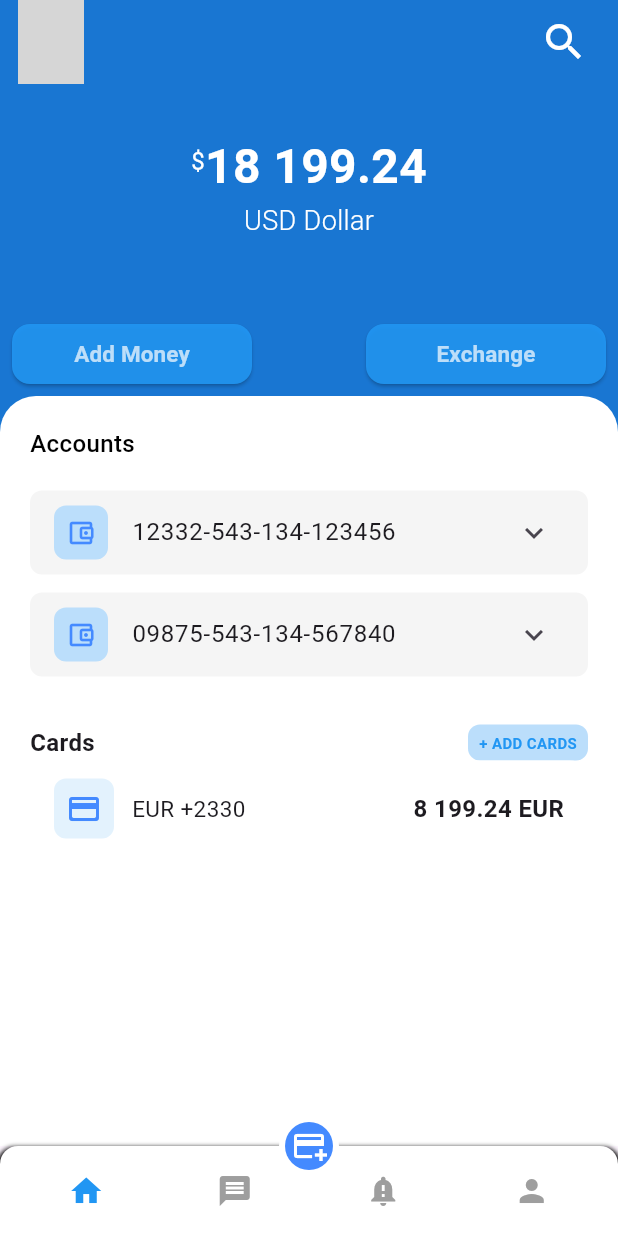
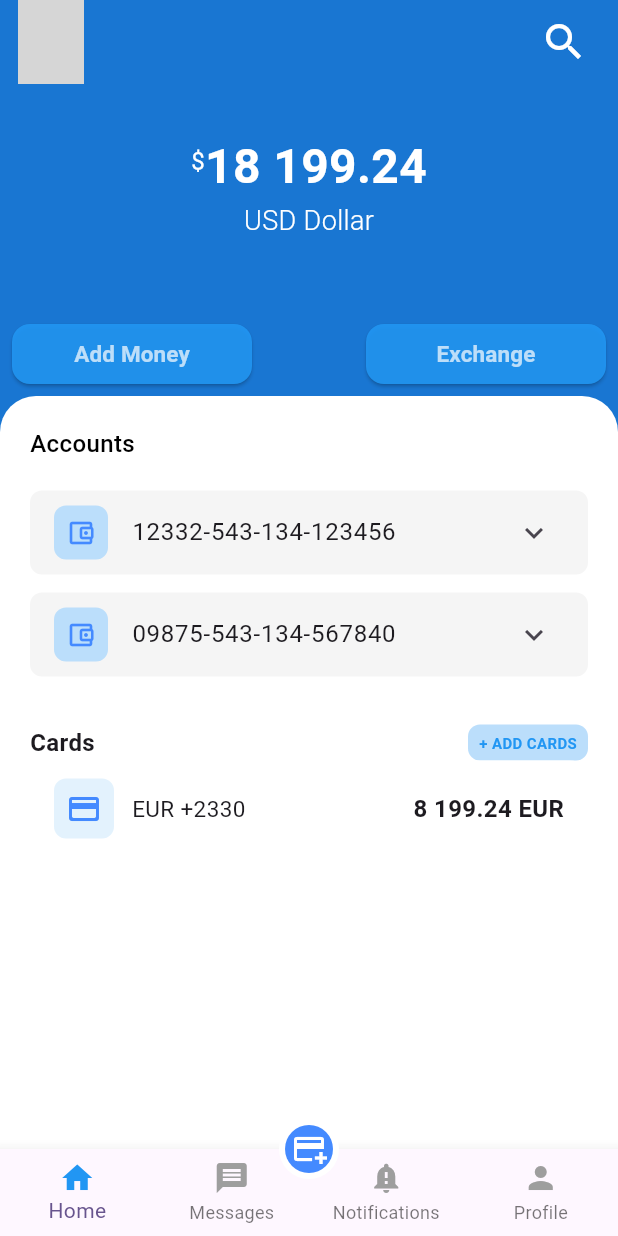
Before and after one commit to Zabith-Fulail/my_kast_test, a Flutter app: the screen it shows after launch, on a phone screen of 412 x 824 dp. Run offline on Flutter 3.47's test engine with Material 3 defaults, Android fonts, the phone set to English and light mode, and no system bars; drawn by our look-alikes of carousel_slider; network calls fail; grey boxes are pictures that could not be loaded.

Commit message:
update : bottom nav var

```diff
--- a/lib/feature/presentation/home_view/home_view.dart
+++ b/lib/feature/presentation/home_view/home_view.dart
@@ -221,80 +221,6 @@ class _HomeViewState extends State<HomeView> {
           ],
         ),
       ),
-      floatingActionButtonLocation: FloatingActionButtonLocation.centerDocked,
-      floatingActionButton: SizedBox(
-        width: 40,
-        height: 40,
-        child: FloatingActionButton(
-          onPressed: () {},
-          splashColor: Colors.transparent,
-          backgroundColor: Colors.transparent,
-          elevation: 0,
-          child: Container(
-            decoration: const BoxDecoration(
-              color: Colors.white,
-              shape: BoxShape.circle,
-            ),
-            child: const Padding(
-              padding: EdgeInsets.all(4),
-              child: CircleAvatar(
-                radius: 55,
-                backgroundColor: Colors.blueAccent,
-                child: Icon(Icons.add_card, color: Colors.white),
-              ),
-            ),
-          ),
-        ),
-      ),
-      bottomNavigationBar: Container(
-        height: 60,
-        decoration: BoxDecoration(
-          color: Colors.white,
-          borderRadius: BorderRadius.only(
-            topLeft: Radius.circular(12),
-            topRight: Radius.circular(12),
-          ),
-          boxShadow: const [
-            BoxShadow(
-              color: Colors.black,
-              spreadRadius: 2,
-              blurRadius: 2,
-              offset: Offset(0, 3),
-            ),
-          ],
-        ),
-        child: Padding(
-          padding: const EdgeInsets.all(8.0),
-          child: Row(
-            mainAxisAlignment: MainAxisAlignment.spaceAround,
-            children: List.generate(navigationItems.length, (index) {
-              return GestureDetector(
-                onTap: () {
-                  setState(() {
-                    selectedIndex = index;
-                  });
-                },
-                child: Container(
-                  width: 70,
-                  color: Colors.white,
-                  child: Column(
-                    mainAxisAlignment: MainAxisAlignment.center,
-                    children: [
-                      Icon(
-                        navigationItems[index].icon,
-                        size: 24,
-                        color: selectedIndex == index
-                            ? Colors.blue
-                            : Colors.grey,
-                      ),
-                    ],
-                  ),
-                ),
-              );
-            }),
-          ),
-        ),
-      ),
     );
   }
 
--- /dev/null
+++ b/lib/feature/presentation/main_screen.dart
@@ -0,0 +1,84 @@
+import 'package:flutter/material.dart';
+import 'home_view/home_view.dart';
+import 'message_view.dart';
+import 'notification_view.dart';
+import 'profile_view.dart';
+
+class MainScreen extends StatefulWidget {
+  const MainScreen({super.key});
+
+  @override
+  State<MainScreen> createState() => _MainScreenState();
+}
+
+class _MainScreenState extends State<MainScreen> {
+
+  int selectedIndex = 0;
+
+  final List<Widget> pages = [
+    HomeView(),
+    MessageView(),
+    NotificationView(),
+    ProfileView(),
+  ];
+
+  @override
+  Widget build(BuildContext context) {
+    return Scaffold(
+      body: pages[selectedIndex],
+      floatingActionButtonLocation: FloatingActionButtonLocation.centerDocked,
+      floatingActionButton: SizedBox(
+        width: 40,
+        height: 40,
+        child: FloatingActionButton(
+          onPressed: () {},
+          splashColor: Colors.transparent,
+          backgroundColor: Colors.transparent,
+          elevation: 0,
+          child: Container(
+            decoration: const BoxDecoration(
+              color: Colors.white,
+              shape: BoxShape.circle,
+            ),
+            child: const Padding(
+              padding: EdgeInsets.all(4),
+              child: CircleAvatar(
+                radius: 55,
+                backgroundColor: Colors.blueAccent,
+                child: Icon(Icons.add_card, color: Colors.white),
+              ),
+            ),
+          ),
+        ),
+      ),
+      bottomNavigationBar: BottomNavigationBar(
+        currentIndex: selectedIndex,
+        type: BottomNavigationBarType.fixed,
+        onTap: (index) {
+          setState(() {
+            selectedIndex = index;
+          });
+        },
+
+        items: [
+          BottomNavigationBarItem(
+            icon: Icon(Icons.home_sharp,color: selectedIndex == 0 ? Colors.blue : Colors.grey,),
+            label: "Home",
+          ),
+          BottomNavigationBarItem(
+            icon: Icon(Icons.message, color: selectedIndex == 1 ? Colors.blue : Colors.grey,),
+            label: "Messages",
+          ),
+          BottomNavigationBarItem(
+            icon: Icon(Icons.notification_important,color: selectedIndex == 2 ? Colors.blue : Colors.grey,),
+            label: "Notifications",
+          ),
+          BottomNavigationBarItem(
+            icon: Icon(Icons.person, color: selectedIndex == 3 ? Colors.blue : Colors.grey,),
+            label: "Profile",
+          ),
+        ],
+      ),
+    );
+  }
+}
--- a/lib/main.dart
+++ b/lib/main.dart
@@ -1,9 +1,10 @@
 import 'package:flutter/material.dart';
 
-import 'feature/presentation/home_view/home_view.dart';
+import 'feature/presentation/main_screen.dart';
 
 void main() {
   runApp(const MyApp());
+
 }
 
 class MyApp extends StatelessWidget {
@@ -16,7 +17,7 @@ class MyApp extends StatelessWidget {
       theme: ThemeData(
         colorScheme: .fromSeed(seedColor: Colors.deepPurple),
       ),
-      home: const HomeView(),
+      home: const MainScreen(),
     );
   }
 }
```
Also changed, not shown: lib/feature/presentation/message_view.dart (added, +19 -0 lines), lib/feature/presentation/notification_view.dart (added, +19 -0 lines), lib/feature/presentation/profile_view.dart (added, +19 -0 lines).
